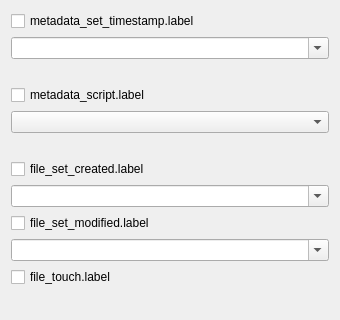
mbeckh/picard-plugin-metadata-tweaks, file ui/options.ui: the form before one commit.
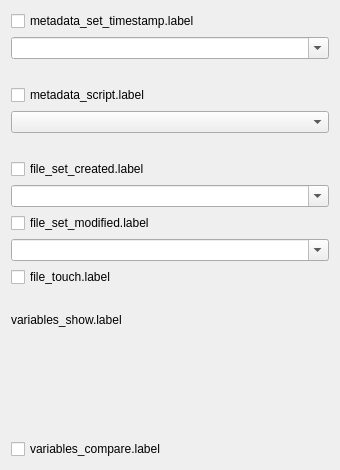
The form after the commit. Custom widgets are drawn as their Qt base class.

Commit message: feature: configure variables for metadata view

Diff of the .ui file:
```diff
--- a/ui/options.ui
+++ b/ui/options.ui
@@ -7,7 +7,7 @@
     <x>0</x>
     <y>0</y>
     <width>340</width>
-    <height>320</height>
+    <height>470</height>
    </rect>
   </property>
   <property name="sizePolicy">
@@ -19,7 +19,7 @@
   <property name="minimumSize">
    <size>
     <width>200</width>
-    <height>300</height>
+    <height>390</height>
    </size>
   </property>
   <property name="windowTitle">
@@ -147,6 +147,52 @@
      <property name="orientation">
       <enum>Qt::Orientation::Vertical</enum>
      </property>
+     <property name="sizeType">
+      <enum>QSizePolicy::Policy::Preferred</enum>
+     </property>
+     <property name="sizeHint" stdset="0">
+      <size>
+       <width>20</width>
+       <height>20</height>
+      </size>
+     </property>
+    </spacer>
+   </item>
+   <item>
+    <widget class="QLabel" name="variables_show_label">
+     <property name="text">
+      <string>variables_show.label</string>
+     </property>
+    </widget>
+   </item>
+   <item>
+    <widget class="TagListEditor" name="variables_show" native="true">
+     <property name="sizePolicy">
+      <sizepolicy hsizetype="Preferred" vsizetype="MinimumExpanding">
+       <horstretch>0</horstretch>
+       <verstretch>1</verstretch>
+      </sizepolicy>
+     </property>
+     <property name="minimumSize">
+      <size>
+       <width>0</width>
+       <height>60</height>
+      </size>
+     </property>
+    </widget>
+   </item>
+   <item>
+    <widget class="QCheckBox" name="variables_compare">
+     <property name="text">
+      <string>variables_compare.label</string>
+     </property>
+    </widget>
+   </item>
+   <item>
+    <spacer name="verticalSpacer_3">
+     <property name="orientation">
+      <enum>Qt::Orientation::Vertical</enum>
+     </property>
      <property name="sizeHint" stdset="0">
       <size>
        <width>20</width>
@@ -157,6 +203,14 @@
    </item>
   </layout>
  </widget>
+ <customwidgets>
+  <customwidget>
+   <class>TagListEditor</class>
+   <extends>QWidget</extends>
+   <header>picard.ui.widgets.taglisteditor</header>
+   <container>1</container>
+  </customwidget>
+ </customwidgets>
  <resources/>
  <connections/>
 </ui>
```
The commit also changes 8 other files.
